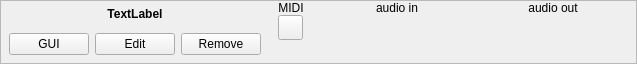
Old version of the form resources/ui/carla_plugin_calf.ui in the repository falkTX/Carla.
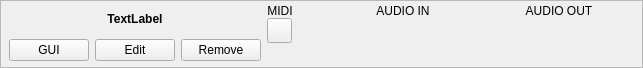
New version of the form. Icons and pictures are not drawn. Custom widgets are drawn as their Qt base class.

Commit message: Rework calf skin, use black bg on mono plugins

Diff of the .ui file:
```diff
--- a/resources/ui/carla_plugin_calf.ui
+++ b/resources/ui/carla_plugin_calf.ui
@@ -6,8 +6,8 @@
    <rect>
     <x>0</x>
     <y>0</y>
-    <width>637</width>
-    <height>64</height>
+    <width>643</width>
+    <height>68</height>
    </rect>
   </property>
   <property name="contextMenuPolicy">
@@ -27,100 +27,15 @@
     <number>8</number>
    </property>
    <property name="topMargin">
-    <number>0</number>
+    <number>3</number>
    </property>
    <property name="rightMargin">
     <number>8</number>
    </property>
    <property name="bottomMargin">
-    <number>8</number>
+    <number>3</number>
    </property>
-   <item row="1" column="4" colspan="2">
-    <layout class="QHBoxLayout" name="horizontalLayout_2">
-     <property name="spacing">
-      <number>0</number>
-     </property>
-     <item>
-      <spacer name="horizontalSpacer">
-       <property name="orientation">
-        <enum>Qt::Horizontal</enum>
-       </property>
-       <property name="sizeHint" stdset="0">
-        <size>
-         <width>40</width>
-         <height>20</height>
-        </size>
-       </property>
-      </spacer>
-     </item>
-     <item>
-      <widget class="QLabel" name="label_logo">
-       <property name="minimumSize">
-        <size>
-         <width>71</width>
-         <height>30</height>
-        </size>
-       </property>
-       <property name="maximumSize">
-        <size>
-         <width>71</width>
-         <height>30</height>
-        </size>
-       </property>
-       <property name="text">
-        <string/>
-       </property>
-       <property name="pixmap">
-        <pixmap resource="../resources.qrc">:/bitmaps/logo_calf.png</pixmap>
-       </property>
-       <property name="alignment">
-        <set>Qt::AlignRight|Qt::AlignTrailing|Qt::AlignVCenter</set>
-       </property>
-      </widget>
-     </item>
-    </layout>
-   </item>
-   <item row="0" column="1" rowspan="2">
-    <spacer name="horizontalSpacer_2">
-     <property name="orientation">
-      <enum>Qt::Horizontal</enum>
-     </property>
-     <property name="sizeHint" stdset="0">
-      <size>
-       <width>40</width>
-       <height>20</height>
-      </size>
-     </property>
-    </spacer>
-   </item>
    <item row="0" column="5">
-    <layout class="QVBoxLayout" name="verticalLayout_3">
-     <property name="spacing">
-      <number>0</number>
-     </property>
-     <item>
-      <widget class="QLabel" name="label_audio_out">
-       <property name="text">
-        <string>audio out</string>
-       </property>
-       <property name="alignment">
-        <set>Qt::AlignBottom|Qt::AlignHCenter</set>
-       </property>
-      </widget>
-     </item>
-     <item>
-      <widget class="DigitalPeakMeter" name="peak_out" native="true">
-       <property name="minimumSize">
-        <size>
-         <width>150</width>
-         <height>0</height>
-        </size>
-       </property>
-      </widget>
-     </item>
-    </layout>
-   </item>
-   <item row="0" column="4">
     <layout class="QVBoxLayout" name="verticalLayout_2">
      <property name="spacing">
       <number>0</number>
@@ -128,7 +43,7 @@
      <item>
       <widget class="QLabel" name="label_audio_in">
        <property name="text">
-        <string>audio in</string>
+        <string>AUDIO IN</string>
        </property>
        <property name="alignment">
         <set>Qt::AlignBottom|Qt::AlignHCenter</set>
@@ -147,64 +62,6 @@
      </item>
     </layout>
    </item>
-   <item row="0" column="2" rowspan="2">
-    <layout class="QVBoxLayout" name="verticalLayout_4">
-     <property name="spacing">
-      <number>0</number>
-     </property>
-     <item>
-      <widget class="QLabel" name="label_midi">
-       <property name="text">
-        <string>MIDI</string>
-       </property>
-       <property name="alignment">
-        <set>Qt::AlignCenter</set>
-       </property>
-      </widget>
-     </item>
-     <item>
-      <widget class="LEDButton" name="led_midi">
-       <property name="minimumSize">
-        <size>
-         <width>25</width>
-         <height>25</height>
-        </size>
-       </property>
-       <property name="maximumSize">
-        <size>
-         <width>25</width>
-         <height>25</height>
-        </size>
-       </property>
-       <property name="text">
-        <string/>
-       </property>
-       <property name="iconSize">
-        <size>
-         <width>25</width>
-         <height>25</height>
-        </size>
-       </property>
-       <property name="checkable">
-        <bool>true</bool>
-       </property>
-      </widget>
-     </item>
-     <item>
-      <spacer name="verticalSpacer">
-       <property name="orientation">
-        <enum>Qt::Vertical</enum>
-       </property>
-       <property name="sizeHint" stdset="0">
-        <size>
-         <width>20</width>
-         <height>40</height>
-        </size>
-       </property>
-      </spacer>
-     </item>
-    </layout>
-   </item>
    <item row="0" column="0" rowspan="2">
     <layout class="QVBoxLayout" name="verticalLayout">
      <item>
@@ -225,6 +82,9 @@
      </item>
      <item>
       <layout class="QHBoxLayout" name="horizontalLayout">
+       <property name="bottomMargin">
+        <number>3</number>
+       </property>
        <item>
         <widget class="PixmapButton" name="b_gui">
          <property name="text">
@@ -263,12 +123,189 @@
      </property>
      <property name="sizeHint" stdset="0">
       <size>
+       <width>1</width>
+       <height>20</height>
+      </size>
+     </property>
+    </spacer>
+   </item>
+   <item row="0" column="2" rowspan="2">
+    <layout class="QVBoxLayout" name="verticalLayout_4">
+     <property name="spacing">
+      <number>0</number>
+     </property>
+     <item>
+      <widget class="QLabel" name="label_midi">
+       <property name="text">
+        <string>MIDI</string>
+       </property>
+       <property name="alignment">
+        <set>Qt::AlignCenter</set>
+       </property>
+      </widget>
+     </item>
+     <item>
+      <widget class="LEDButton" name="led_midi">
+       <property name="minimumSize">
+        <size>
+         <width>25</width>
+         <height>25</height>
+        </size>
+       </property>
+       <property name="maximumSize">
+        <size>
+         <width>25</width>
+         <height>25</height>
+        </size>
+       </property>
+       <property name="text">
+        <string/>
+       </property>
+       <property name="iconSize">
+        <size>
+         <width>25</width>
+         <height>25</height>
+        </size>
+       </property>
+       <property name="checkable">
+        <bool>true</bool>
+       </property>
+      </widget>
+     </item>
+     <item>
+      <spacer name="verticalSpacer">
+       <property name="orientation">
+        <enum>Qt::Vertical</enum>
+       </property>
+       <property name="sizeHint" stdset="0">
+        <size>
+         <width>1</width>
+         <height>40</height>
+        </size>
+       </property>
+      </spacer>
+     </item>
+    </layout>
+   </item>
+   <item row="0" column="6">
+    <layout class="QVBoxLayout" name="verticalLayout_3">
+     <property name="spacing">
+      <number>0</number>
+     </property>
+     <item>
+      <widget class="QLabel" name="label_audio_out">
+       <property name="text">
+        <string>AUDIO OUT</string>
+       </property>
+       <property name="alignment">
+        <set>Qt::AlignBottom|Qt::AlignHCenter</set>
+       </property>
+      </widget>
+     </item>
+     <item>
+      <widget class="DigitalPeakMeter" name="peak_out" native="true">
+       <property name="minimumSize">
+        <size>
+         <width>150</width>
+         <height>0</height>
+        </size>
+       </property>
+      </widget>
+     </item>
+    </layout>
+   </item>
+   <item row="0" column="1" rowspan="2">
+    <spacer name="horizontalSpacer_2">
+     <property name="orientation">
+      <enum>Qt::Horizontal</enum>
+     </property>
+     <property name="sizeHint" stdset="0">
+      <size>
+       <width>1</width>
+       <height>20</height>
+      </size>
+     </property>
+    </spacer>
+   </item>
+   <item row="0" column="4">
+    <spacer name="horizontalSpacer_4">
+     <property name="orientation">
+      <enum>Qt::Horizontal</enum>
+     </property>
+     <property name="sizeHint" stdset="0">
+      <size>
        <width>40</width>
        <height>20</height>
       </size>
      </property>
     </spacer>
    </item>
+   <item row="1" column="4" colspan="3">
+    <layout class="QHBoxLayout" name="horizontalLayout_2">
+     <property name="spacing">
+      <number>0</number>
+     </property>
+     <item>
+      <spacer name="horizontalSpacer">
+       <property name="orientation">
+        <enum>Qt::Horizontal</enum>
+       </property>
+       <property name="sizeHint" stdset="0">
+        <size>
+         <width>40</width>
+         <height>20</height>
+        </size>
+       </property>
+      </spacer>
+     </item>
+     <item>
+      <widget class="QWidget" name="w_knobs" native="true">
+       <layout class="QHBoxLayout" name="horizontalLayout_4"/>
+      </widget>
+     </item>
+     <item>
+      <spacer name="horizontalSpacer_5">
+       <property name="orientation">
+        <enum>Qt::Horizontal</enum>
+       </property>
+       <property name="sizeType">
+        <enum>QSizePolicy::Fixed</enum>
+       </property>
+       <property name="sizeHint" stdset="0">
+        <size>
+         <width>10</width>
+         <height>20</height>
+        </size>
+       </property>
+      </spacer>
+     </item>
+     <item>
+      <widget class="QLabel" name="label_logo">
+       <property name="minimumSize">
+        <size>
+         <width>71</width>
+         <height>30</height>
+        </size>
+       </property>
+       <property name="maximumSize">
+        <size>
+         <width>71</width>
+         <height>30</height>
+        </size>
+       </property>
+       <property name="text">
+        <string/>
+       </property>
+       <property name="pixmap">
+        <pixmap resource="../resources.qrc">:/bitmaps/logo_calf.png</pixmap>
+       </property>
+       <property name="alignment">
+        <set>Qt::AlignRight|Qt::AlignTrailing|Qt::AlignVCenter</set>
+       </property>
+      </widget>
+     </item>
+    </layout>
+   </item>
   </layout>
  </widget>
  <customwidgets>
```
The commit also changes 6 other files.
